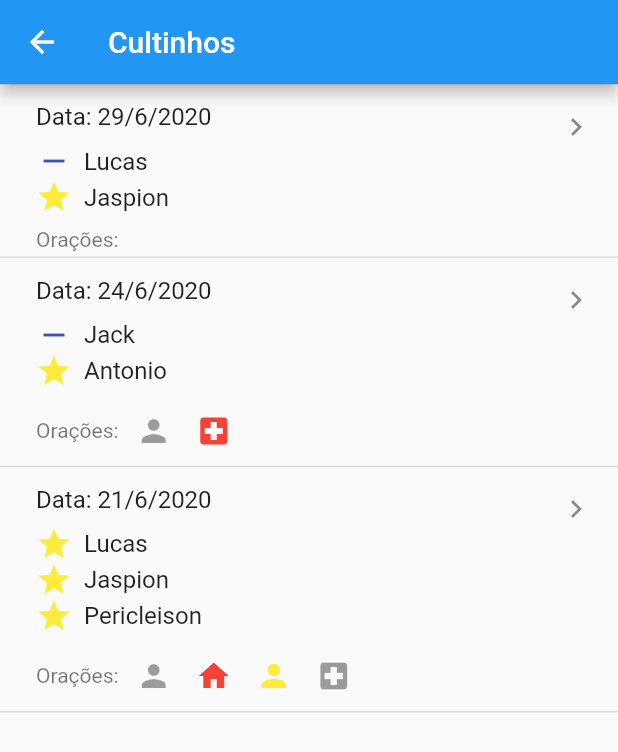
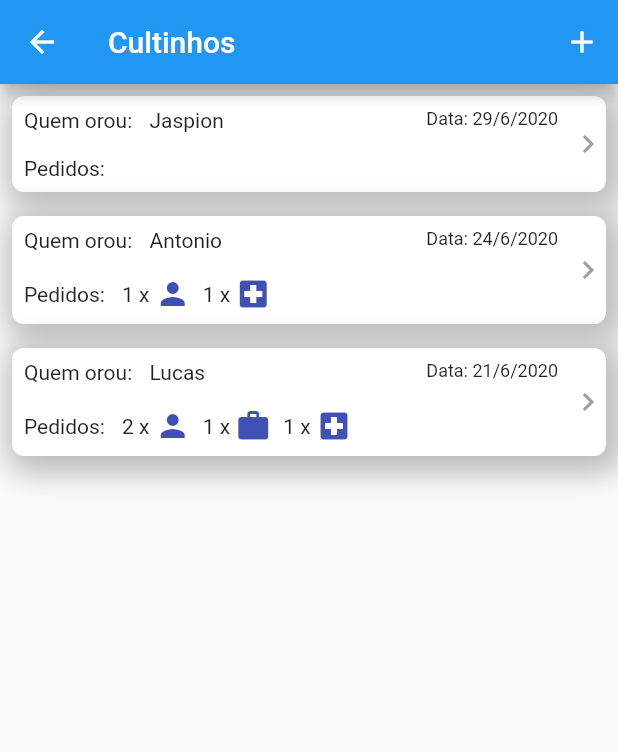
Before and after one commit to 1ucas/culto-domestico-app, a Flutter app: the screen it shows after launch, after a tap on "Abrir Lista Cultinhos Feitos", on a phone screen of 412 x 824 dp. Shown: the top 752 px of the screen. Run offline on Flutter 3.47's test engine with Material 2 defaults, Android fonts, the light colour scheme and no system bars.

Commit message:
Alteracao na lista de cultinhos

```diff
--- a/lib/app/cultinhos/ui/cultinho_list_tile.dart
+++ b/lib/app/cultinhos/ui/cultinho_list_tile.dart
@@ -1,5 +1,6 @@
 import 'package:culto_domestico_app/app/cultinhos/models/cultinho.dart';
 import 'package:culto_domestico_app/app/cultinhos/models/participante.dart';
+import 'package:culto_domestico_app/app/pedidos_oracao/models/pedido_oracao.dart';
 import 'package:culto_domestico_app/app/utils/icons/pedido_oracao_icons.dart';
 import 'package:flutter/material.dart';
 
@@ -9,12 +10,7 @@ class CultinhoListTile extends StatelessWidget {
   const CultinhoListTile({Key key, @required this.cultinho}) : super(key: key);
 
   Widget _buildParticipantes() {
-    return Padding(
-      padding: const EdgeInsets.only(top: 8.0),
-      child: Row(
-        crossAxisAlignment: CrossAxisAlignment.start,
-        children: [
-          Column(
+    return Column(
       crossAxisAlignment: CrossAxisAlignment.start,
       children: [
         for (Participante participante in cultinho.participantes) ...[
@@ -33,51 +29,106 @@ class CultinhoListTile extends StatelessWidget {
           ),
         ],
       ],
-            )
+    );
+  }
+
+  Widget _buildQuemOrou() {
+    final quemOrou = cultinho.participantes
+        .firstWhere((participante) => participante.orou, orElse: () => null);
+    return Row(
+      crossAxisAlignment: CrossAxisAlignment.start,
+      children: [
+        Text("Quem orou: "),
+        if (quemOrou == null) ...<Widget>[
+          Text("Ninguém orou"),
+        ] else ...[
+          Padding(
+            padding: const EdgeInsets.only(left: 8.0),
+            child: Text(quemOrou.nome),
+          ),
+        ]
       ],
-      ),
     );
   }
 
   Widget _buildTitle() {
     return Padding(
       padding: const EdgeInsets.all(8.0),
-      child: Column(
+      child: Row(
         crossAxisAlignment: CrossAxisAlignment.start,
+        mainAxisAlignment: MainAxisAlignment.spaceBetween,
         children: [
-          Text("Data: ${cultinho.dia}"),
-          _buildParticipantes(),
+          _buildQuemOrou(),
+          Text(
+            "Data: ${cultinho.dia}",
+            style: TextStyle(fontSize: 12),
+          ),
         ],
       ),
     );
   }
 
-  Widget _buildSubTitle() {
-    var icones = cultinho.pedidosOracao
-        .map((pedido) => PedidoOracaoIcons.categoria(pedido));
+  Widget _buildContent() {
+    return InkWell(
+      onTap: () {},
+      child: Container(
+        decoration: BoxDecoration(
+            borderRadius: const BorderRadius.all(Radius.circular(16.0)),
+            boxShadow: <BoxShadow>[
+              BoxShadow(
+                  color: Colors.grey[400],
+                  offset: const Offset(4, 4),
+                  blurRadius: 16),
+            ]),
+        padding: EdgeInsets.all(8.0),
+        child: ClipRRect(
+          borderRadius: const BorderRadius.all(Radius.circular(8.0)),
+          child: Container(
+            color: Colors.white,
+            child: Row(
+              children: [
+                Expanded(
+                    child: Column(
+                  children: [_buildTitle(), _buildPedidos()],
+                )),
+                Icon(Icons.chevron_right, color: Colors.grey),
+              ],
+            ),
+          ),
+        ),
+      ),
+    );
+  }
+
+  Widget _buildPedidos() {
+    var pedidosTransformados = <PedidoOracao>[];
+    cultinho.pedidosOracao.forEach((element) {
+      pedidosTransformados.add(PedidoOracao(categoria: element.categoria, severidade: null, texto: ""));
+    });
+    var pedidosUnicos = pedidosTransformados.toSet().toList();
+    var quantidades = pedidosUnicos.map((pedidoUnico) => pedidosTransformados.where((pedido) => pedido.categoria == pedidoUnico.categoria).length);
     return Padding(
       padding: const EdgeInsets.only(left: 8.0),
+      child: Padding(
+        padding: const EdgeInsets.only(top: 8.0, bottom: 8.0),
         child: Row(
           children: [
-          Text("Orações: "),
-          for (Icon icone in icones) ...[
+            Text("Pedidos: "),
+            for (var index = 0; index < pedidosUnicos.length; index++) ...[
               Padding(
-              padding: const EdgeInsets.all(8.0),
-              child: icone,
-            )
-          ]
+                padding: const EdgeInsets.only(left: 8.0),
+                child: Text("${quantidades.elementAt(index)} x "),
+              ),
+              PedidoOracaoIcons.categoria(pedidosUnicos[index]),
             ],
+          ],
+        ),
       ),
     );
   }
 
   @override
   Widget build(BuildContext context) {
-    return ListTile(
-      focusColor: Colors.lightGreen[50],
-      title: _buildTitle(),
-      subtitle: _buildSubTitle(),
-      trailing: Icon(Icons.chevron_right),
-    );
+    return _buildContent();
   }
 }
--- a/lib/app/cultinhos/ui/cultinhos_page.dart
+++ b/lib/app/cultinhos/ui/cultinhos_page.dart
@@ -1,5 +1,6 @@
 import 'package:culto_domestico_app/app/cultinhos/models/cultinho.dart';
 import 'package:culto_domestico_app/app/cultinhos/ui/cultinho_list_tile.dart';
+import 'package:culto_domestico_app/app/cultinhos/ui/detalhes_cultinho_page.dart';
 import 'package:culto_domestico_app/app/utils/lists/general_list_builder.dart';
 import 'package:flutter/material.dart';
 
@@ -8,10 +9,15 @@ class CultinhosPage extends StatelessWidget {
 
   const CultinhosPage({Key key, @required this.cultinhos}) : super(key: key);
 
+  void _navegarParaDetalhesCultinho(BuildContext context) {
+    Navigator.push(context, MaterialPageRoute(builder: (context) => DetalhesCultinhoPage()));
+  }
+
   Widget _buildBody(BuildContext context) {
     return GeneralListBuilder<Cultinho>(
       itemBuilder: (context, cultinho) => CultinhoListTile(cultinho: cultinho),
       items: cultinhos,
+      separated: false,
     );
   }
 
@@ -20,6 +26,12 @@ class CultinhosPage extends StatelessWidget {
     return Scaffold(
       appBar: AppBar(
         title: Text("Cultinhos"),
+        actions: [
+          IconButton(
+            icon: Icon(Icons.add, color: Colors.white),
+            onPressed: () => _navegarParaDetalhesCultinho(context),
+          )
+        ],
       ),
       body: _buildBody(context),
     );
--- /dev/null
+++ b/lib/app/cultinhos/ui/detalhes_cultinho_page.dart
@@ -0,0 +1,24 @@
+
+import 'package:culto_domestico_app/app/cultinhos/models/cultinho.dart';
+import 'package:flutter/material.dart';
+
+class DetalhesCultinhoPage extends StatelessWidget {
+
+  final Cultinho cultinho;
+
+  const DetalhesCultinhoPage({Key key, this.cultinho}) : super(key: key);
+
+  Widget _buildContents() {
+    return Container();
+  }
+
+  @override
+  Widget build(BuildContext context) {
+    return Scaffold(
+      appBar: AppBar(
+        title: Text("Cultinho"),
+      ),
+      body: _buildContents(),
+    );
+  }
+}
--- a/lib/app/home/ui/home_page.dart
+++ b/lib/app/home/ui/home_page.dart
@@ -16,26 +16,26 @@ class HomePage extends StatelessWidget {
         crossAxisAlignment: CrossAxisAlignment.stretch,
         mainAxisAlignment: MainAxisAlignment.center,
         children: [
-          RaisedButton(
-            onPressed: () => {},
-            child: Text('Abrir Painel / Perfil Familia / Perfil da Pessoa'),
-          ),
+          // RaisedButton(
+          //   onPressed: () => {},
+          //   child: Text('Abrir Painel / Perfil Familia / Perfil da Pessoa'),
+          // ),
           RaisedButton(
             onPressed: () => _navegarParaCultinhosFeitos(context),
             child: Text('Abrir Lista Cultinhos Feitos'),
           ),
-          RaisedButton(
-            onPressed: () => {},
-            child: Text('Abrir Registro Cultinho'),
-          ), // Botão (  +  )
+          // RaisedButton(
+          //   onPressed: () => {},
+          //   child: Text('Abrir Registro Cultinho'),
+          // ), // Botão (  +  )
           RaisedButton(
             onPressed: () => _navegarParaPedidosOracao(context),
             child: Text('Abrir Registro Pedidos de Oração'),
           ),
-          RaisedButton(
-            onPressed: () => {},
-            child: Text('Abrir Sugestões de Leitura'),
-          ),
+          // RaisedButton(
+          //   onPressed: () => {},
+          //   child: Text('Abrir Sugestões de Leitura'),
+          // ),
         ],
       ),
     );
@@ -50,7 +50,6 @@ class HomePage extends StatelessWidget {
           ),
         ));
   }
-
 
   void _navegarParaCultinhosFeitos(BuildContext context) {
     Navigator.push<PedidosOracaoPage>(
--- a/lib/app/pedidos_oracao/models/pedido_oracao.dart
+++ b/lib/app/pedidos_oracao/models/pedido_oracao.dart
@@ -1,3 +1,5 @@
+import 'dart:ui';
+
 import 'package:meta/meta.dart';
 
 enum Serveridade { normal, importante, urgente }
@@ -12,4 +14,19 @@ class PedidoOracao {
 
   PedidoOracao({@required this.texto, @required this.severidade, @required this.categoria});
 
+  @override
+  int get hashCode => hashValues(texto, severidade, categoria);
+
+  @override
+  bool operator ==(other) {
+    if (identical(this, other)) {
+      return true;
+    }
+    if (runtimeType != other.runtimeType) {
+      return false;
+    }
+    return texto == other.texto &&
+        severidade == other.severidade &&
+        categoria == other.categoria;
+  }
 }
--- a/lib/app/utils/icons/pedido_oracao_icons.dart
+++ b/lib/app/utils/icons/pedido_oracao_icons.dart
@@ -13,6 +13,9 @@ class PedidoOracaoIcons {
       case Categoria.pessoal:
         icone = Icons.person;
         break;
+      case Categoria.profissional:
+        icone = Icons.work;
+        break;
       default:
         icone = Icons.home;
     }
@@ -24,8 +27,11 @@ class PedidoOracaoIcons {
       case Serveridade.importante:
         iconeFinal = Icon(icone, color: Colors.yellow);
         break;
+      case Serveridade.normal:
+        iconeFinal = Icon(icone, color: Colors.black38);
+        break;
       default:
-        iconeFinal = Icon(icone, color: Colors.black38);
+        iconeFinal = Icon(icone, color: Colors.indigo);
     }
     return iconeFinal;
   }
--- a/lib/app/utils/lists/general_list_builder.dart
+++ b/lib/app/utils/lists/general_list_builder.dart
@@ -5,11 +5,15 @@ typedef ListItemBuilder<T> = Widget Function(BuildContext context, T item);
 
 class GeneralListBuilder<T> extends StatelessWidget {
   const GeneralListBuilder(
-      {Key key, @required this.items, @required this.itemBuilder})
+      {Key key,
+      @required this.items,
+      @required this.itemBuilder,
+      this.separated = true})
       : super(key: key);
 
   final List<T> items;
   final ListItemBuilder<T> itemBuilder;
+  final bool separated;
 
   @override
   Widget build(BuildContext context) {
@@ -21,6 +25,7 @@ class GeneralListBuilder<T> extends StatelessWidget {
   }
 
   Widget _buildList(List<T> items) {
+    if (separated) {
       return ListView.separated(
         itemBuilder: (context, index) {
           if (index == 0 || index == items.length + 1) {
@@ -34,5 +39,16 @@ class GeneralListBuilder<T> extends StatelessWidget {
           thickness: 1,
         ),
       );
+    } else {
+      return ListView.builder(
+        itemBuilder: (context, index) {
+          if (index == 0 || index == items.length + 1) {
+            return Container();
+          }
+          return itemBuilder(context, items[index - 1]);
+        },
+        itemCount: items.length + 2,
+      );
     }
   }
+}
```
Lines whose indentation alone changed are shown as unchanged.
